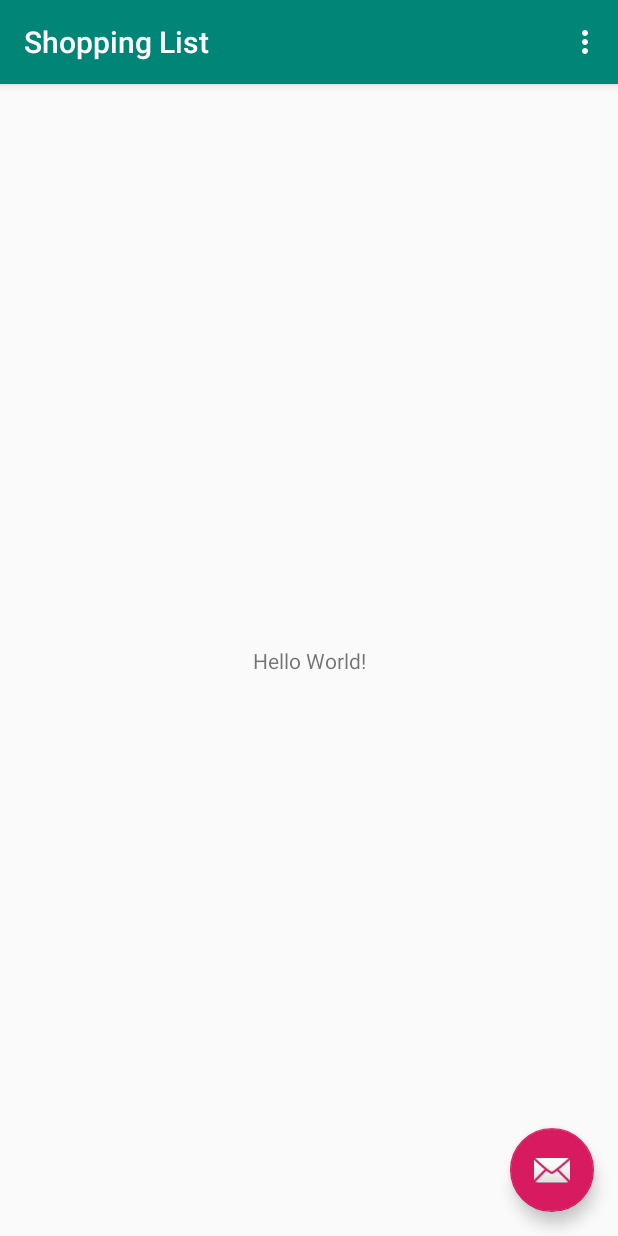
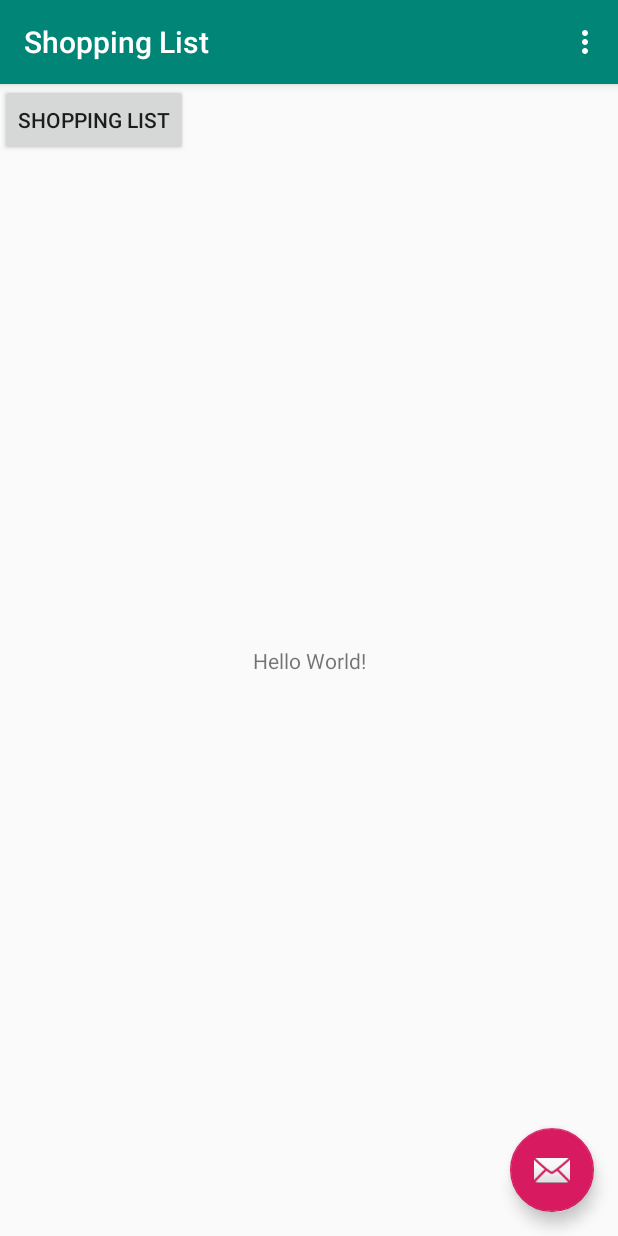
Before and after one commit to aga555/shoppingList, an Android app: the screen it shows after launch (MainActivity), on a phone screen of 412 x 824 dp. Run offline under Robolectric (Android 15) with nearby library versions, the phone set to English and light mode, and no system bars.

```diff
--- a/app/build.gradle
+++ b/app/build.gradle
@@ -17,6 +17,10 @@ android {
             proguardFiles getDefaultProguardFile('proguard-android-optimize.txt'), 'proguard-rules.pro'
         }
     }
+    compileOptions {
+        sourceCompatibility JavaVersion.VERSION_1_8
+        targetCompatibility JavaVersion.VERSION_1_8
+    }
 }
 
 dependencies {
@@ -27,4 +31,6 @@ dependencies {
     testImplementation 'junit:junit:4.12'
     androidTestImplementation 'androidx.test.ext:junit:1.1.1'
     androidTestImplementation 'androidx.test.espresso:espresso-core:3.2.0'
+    implementation 'com.jakewharton:butterknife:10.2.0'
+    annotationProcessor 'com.jakewharton:butterknife-compiler:10.2.0'
 }
--- a/app/src/main/res/layout/content_main.xml
+++ b/app/src/main/res/layout/content_main.xml
@@ -7,6 +7,14 @@
     app:layout_behavior="@string/appbar_scrolling_view_behavior"
     tools:context=".MainActivity"
     tools:showIn="@layout/activity_main">
+
+    <Button
+        android:id="@+id/ShoppingListButton"
+        android:layout_width="wrap_content"
+        android:layout_height="wrap_content"
+        android:text="@string/shopping_list_button"
+        tools:layout_editor_absoluteX="16dp"
+        tools:layout_editor_absoluteY="25dp" />
 
     <TextView
         android:layout_width="wrap_content"
--- a/app/src/main/res/values/strings.xml
+++ b/app/src/main/res/values/strings.xml
@@ -1,4 +1,5 @@
 <resources>
     <string name="app_name">Shopping List</string>
     <string name="action_settings">Settings</string>
+    <string name="shopping_list_button">Shopping List</string>
 </resources>
```
Also changed, not shown: 1 other file.
